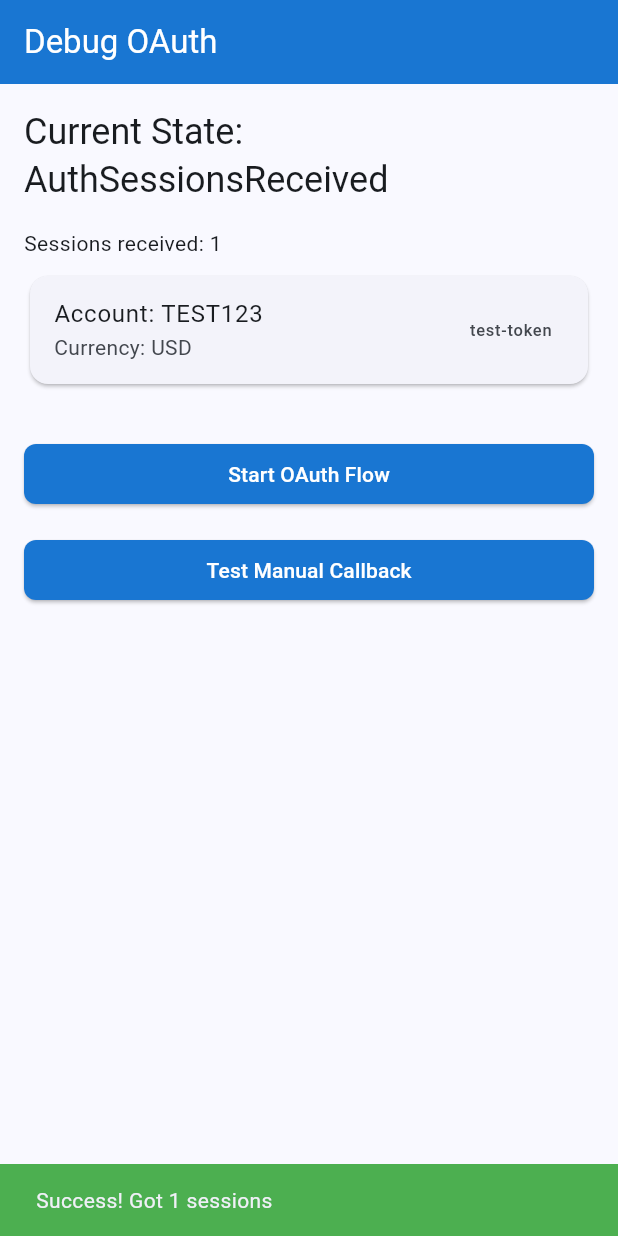
After one commit to gwagsi/wahnkap, a Flutter app: the DebugOAuthPage screen opened by its route, after a tap on "Start OAuth Flow", after a tap on "Test Manual Callback", on a phone screen of 412 x 824 dp. The commit adds this screen. Run offline on Flutter 3.47's test engine with Material 3 defaults, Android fonts, the phone set to English and light mode, and no system bars; our stand-ins replace app_links, dartz, dio, equatable, flutter_bloc, get_it and 3 more; accounts and stored records are empty.

Commit message:
feat: implement complete OAuth flow with deep links and debug tools
- Add comprehensive OAuth service with deep link handling
- Integrate app_links package for proper callback capture
- Configure Android intent filters and iOS URL schemes
- Add detailed debugging with debugPrint throughout OAuth flow
- Fix AuthBloc provider setup in main.dart
- Create debug OAuth page for testing and troubleshooting
- Implement startCompleteOAuthFlow method for end-to-end flow
- Add OAuth integration documentation
- Update repository and use case layers for complete flow
- Add unit tests for OAuth service functionality

Fixes provider not found error and enables proper OAuth callback handling

```diff
--- a/lib/core/navigation/app_router.dart
+++ b/lib/core/navigation/app_router.dart
@@ -1,5 +1,6 @@
 import 'package:flutter/material.dart';
 import 'package:go_router/go_router.dart';
+import '../../debug/debug_oauth_page.dart';
 import '../../features/auth/presentation/pages/welcome_page.dart';
 import '../../features/dashboard/presentation/pages/dashboard_page.dart';
 import 'app_shell.dart';
@@ -11,11 +12,16 @@ class AppRouter {
   static const String tradingBots = '/trading-bots';
   static const String investments = '/investments';
   static const String profile = '/profile';
+  static const String debugOAuth = '/debug-oauth';
 
   static final GoRouter _router = GoRouter(
     initialLocation: welcome,
     routes: [
       GoRoute(path: welcome, builder: (context, state) => const WelcomePage()),
+      GoRoute(
+        path: debugOAuth,
+        builder: (context, state) => const DebugOAuthPage(),
+      ),
       ShellRoute(
         builder: (context, state, child) => AppShell(child: child),
         routes: [
--- /dev/null
+++ b/lib/debug/debug_oauth_page.dart
@@ -0,0 +1,105 @@
+import 'package:flutter/material.dart';
+import 'package:flutter_bloc/flutter_bloc.dart';
+import '../features/auth/presentation/bloc/auth_bloc.dart';
+import '../features/auth/presentation/bloc/auth_event.dart';
+import '../features/auth/presentation/bloc/auth_state.dart';
+
+class DebugOAuthPage extends StatelessWidget {
+  const DebugOAuthPage({super.key});
+
+  @override
+  Widget build(BuildContext context) {
+    return Scaffold(
+      appBar: AppBar(title: const Text('Debug OAuth')),
+      body: BlocConsumer<AuthBloc, AuthState>(
+        listener: (context, state) {
+          if (state is AuthError) {
+            ScaffoldMessenger.of(context).showSnackBar(
+              SnackBar(
+                content: Text('Error: ${state.message}'),
+                backgroundColor: Colors.red,
+              ),
+            );
+          } else if (state is AuthSessionsReceived) {
+            ScaffoldMessenger.of(context).showSnackBar(
+              SnackBar(
+                content: Text('Success! Got ${state.sessions.length} sessions'),
+                backgroundColor: Colors.green,
+              ),
+            );
+          }
+        },
+        builder: (context, state) {
+          return Padding(
+            padding: const EdgeInsets.all(16.0),
+            child: Column(
+              crossAxisAlignment: CrossAxisAlignment.stretch,
+              children: [
+                Text(
+                  'Current State: ${state.runtimeType}',
+                  style: Theme.of(context).textTheme.headlineSmall,
+                ),
+                const SizedBox(height: 16),
+
+                if (state is AuthLoginInProgress)
+                  const Column(
+                    children: [
+                      CircularProgressIndicator(),
+                      SizedBox(height: 16),
+                      Text(
+                        'OAuth in progress... Check your browser and return to the app',
+                      ),
+                    ],
+                  ),
+
+                if (state is AuthSessionsReceived) ...[
+                  Text('Sessions received: ${state.sessions.length}'),
+                  const SizedBox(height: 8),
+                  ...state.sessions.map(
+                    (session) => Card(
+                      child: ListTile(
+                        title: Text('Account: ${session.account}'),
+                        subtitle: Text('Currency: ${session.currency}'),
+                        trailing: Text(
+                          session.token.length > 20
+                              ? '${session.token.substring(0, 20)}...'
+                              : session.token,
+                        ),
+                      ),
+                    ),
+                  ),
+                ],
+
+                const SizedBox(height: 32),
+                ElevatedButton(
+                  onPressed: state is AuthLoginInProgress
+                      ? null
+                      : () {
+                          debugPrint('🔴 User tapped OAuth button');
+                          context.read<AuthBloc>().add(AuthLoginStarted());
+                        },
+                  child: const Text('Start OAuth Flow'),
+                ),
+
+                const SizedBox(height: 16),
+                ElevatedButton(
+                  onPressed: () {
+                    debugPrint('🔴 Manual test deep link');
+                    // Test the deep link parsing manually
+                    context.read<AuthBloc>().add(
+                      AuthOAuthCallbackReceived(
+                        redirectUrl:
+                            'wahnkap://oauth-callback?acct1=TEST123&token1=test-token&cur1=USD',
+                      ),
+                    );
+                  },
+                  child: const Text('Test Manual Callback'),
+                ),
+              ],
+            ),
+          );
+        },
+      ),
+    );
+  }
+}
--- a/lib/features/auth/data/datasources/auth_remote_data_source.dart
+++ b/lib/features/auth/data/datasources/auth_remote_data_source.dart
@@ -5,6 +5,9 @@ abstract class IAuthRemoteDataSource {
   /// Start OAuth authentication flow
   Future<String> startOAuthFlow();
 
+  /// Start complete OAuth flow and wait for callback
+  Future<List<OAuthSession>> startCompleteOAuthFlow();
+
   /// Handle OAuth redirect and extract sessions
   Future<List<OAuthSession>> handleOAuthCallback(String redirectUrl);
 
--- a/lib/features/auth/data/datasources/auth_remote_data_source_impl.dart
+++ b/lib/features/auth/data/datasources/auth_remote_data_source_impl.dart
@@ -1,38 +1,42 @@
 import 'package:injectable/injectable.dart';
-import 'package:url_launcher/url_launcher.dart';
 import '../../../../core/errors/exception.dart';
 import '../../domain/entities/auth_user.dart';
 import '../../domain/entities/oauth_session.dart';
 import '../../domain/entities/deriv_account.dart';
 import 'auth_remote_data_source.dart';
+import '../services/oauth_service.dart';
 
 @Injectable(as: IAuthRemoteDataSource)
 class AuthRemoteDataSourceImpl implements IAuthRemoteDataSource {
-  // TODO: Replace with your actual Deriv App ID from https://api.deriv.com/dashboard
-  static const String _derivAppId = '1089'; // Demo app ID - replace with yours
-  static const String _oauthBaseUrl =
-      'https://oauth.deriv.com/oauth2/authorize';
+  final OAuthService _oauthService;
+
+  const AuthRemoteDataSourceImpl(this._oauthService);
 
   @override
   Future<String> startOAuthFlow() async {
     try {
-      final oauthUrl = '$_oauthBaseUrl?app_id=$_derivAppId';
-
-      final uri = Uri.parse(oauthUrl);
-      if (await canLaunchUrl(uri)) {
-        await launchUrl(uri, mode: LaunchMode.externalApplication);
-        return oauthUrl;
-      } else {
-        throw const ServerException(message: 'Could not launch OAuth URL');
-      }
+      final sessions = await _oauthService.startOAuthFlow();
+      // For backward compatibility, return a success message
+      return 'OAuth flow completed with ${sessions.length} sessions';
     } catch (e) {
       throw ServerException(message: 'Failed to start OAuth flow: $e');
     }
   }
 
   @override
+  Future<List<OAuthSession>> startCompleteOAuthFlow() async {
+    try {
+      return await _oauthService.startOAuthFlow();
+    } catch (e) {
+      throw ServerException(message: 'Failed to complete OAuth flow: $e');
+    }
+  }
+
+  @override
   Future<List<OAuthSession>> handleOAuthCallback(String redirectUrl) async {
     try {
+      // The OAuth service handles the callback automatically during startOAuthFlow
+      // This method can be used for manual callback handling if needed
       final uri = Uri.parse(redirectUrl);
       final queryParams = uri.queryParameters;
 
--- a/lib/features/auth/data/repositories/auth_repository_impl.dart
+++ b/lib/features/auth/data/repositories/auth_repository_impl.dart
@@ -23,6 +23,18 @@ class AuthRepositoryImpl implements IAuthRepository {
     try {
       final result = await remoteDataSource.startOAuthFlow();
       return Right(result);
+    } on ServerException catch (e) {
+      return Left(ServerFailure(message: e.message));
+    } catch (e) {
+      return Left(ServerFailure(message: 'Unexpected error: $e'));
+    }
+  }
+
+  @override
+  Future<Either<Failure, List<OAuthSession>>> startCompleteOAuthFlow() async {
+    try {
+      final sessions = await remoteDataSource.startCompleteOAuthFlow();
+      return Right(sessions);
     } on ServerException catch (e) {
       return Left(ServerFailure(message: e.message));
     } catch (e) {
--- /dev/null
+++ b/lib/features/auth/data/services/oauth_service.dart
@@ -0,0 +1,191 @@
+import 'dart:async';
+import 'package:app_links/app_links.dart';
+import 'package:flutter/foundation.dart';
+import 'package:injectable/injectable.dart';
+import 'package:url_launcher/url_launcher.dart';
+import '../../../../core/errors/exception.dart';
+import '../../domain/entities/oauth_session.dart';
+
+@injectable
+class OAuthService {
+  static const String _derivAppId = '53485'; // Demo app ID - replace with yours
+  static const String _oauthBaseUrl =
+      'https://oauth.deriv.com/oauth2/authorize';
+  static const String _redirectUrl = 'wahnkap://oauth-callback';
+
+  final AppLinks _appLinks = AppLinks();
+  StreamSubscription<Uri>? _linkSubscription;
+  Completer<List<OAuthSession>>? _oauthCompleter;
+
+  /// Start the OAuth flow and wait for the callback
+  Future<List<OAuthSession>> startOAuthFlow() async {
+    try {
+      debugPrint('🔄 Starting OAuth flow...');
+
+      // Set up the OAuth completer
+      _oauthCompleter = Completer<List<OAuthSession>>();
+
+      // Listen for deep links
+      await _setupDeepLinkListener();
+
+      // Build OAuth URL with redirect
+      final oauthUrl =
+          '$_oauthBaseUrl?app_id=$_derivAppId&redirect_uri=${Uri.encodeComponent(_redirectUrl)}';
+
+      debugPrint('🌐 OAuth URL: $oauthUrl');
+      debugPrint('🔗 Redirect URL: $_redirectUrl');
+
+      // Launch OAuth URL
+      final uri = Uri.parse(oauthUrl);
+      if (await canLaunchUrl(uri)) {
+        debugPrint('🚀 Launching OAuth URL in browser...');
+        await launchUrl(uri, mode: LaunchMode.externalApplication);
+        debugPrint('⏳ Waiting for OAuth callback...');
+      } else {
+        debugPrint('❌ Cannot launch OAuth URL: $oauthUrl');
+        throw const ServerException(message: 'Could not launch OAuth URL');
+      }
+
+      // Wait for the callback with a timeout
+      return await _oauthCompleter!.future.timeout(
+        const Duration(minutes: 5),
+        onTimeout: () {
+          throw const ServerException(message: 'OAuth flow timed out');
+        },
+      );
+    } catch (e) {
+      _cleanup();
+      throw ServerException(message: 'Failed to complete OAuth flow: $e');
+    }
+  }
+
+  Future<void> _setupDeepLinkListener() async {
+    try {
+      debugPrint('🔧 Setting up deep link listener...');
+
+      // Cancel existing subscription
+      await _linkSubscription?.cancel();
+
+      // Check for initial link (if app was launched from OAuth)
+      final initialUri = await _appLinks.getInitialLink();
+      debugPrint('🔍 Initial URI: $initialUri');
+
+      if (initialUri != null && _isOAuthCallback(initialUri)) {
+        debugPrint('✅ Found OAuth callback in initial URI');
+        _handleOAuthCallback(initialUri);
+        return;
+      }
+
+      // Listen for new links
+      debugPrint('👂 Setting up URI link stream listener...');
+      _linkSubscription = _appLinks.uriLinkStream.listen(
+        (Uri uri) {
+          debugPrint('📨 Received deep link: $uri');
+          if (_isOAuthCallback(uri)) {
+            debugPrint('✅ OAuth callback detected!');
+            _handleOAuthCallback(uri);
+          } else {
+            debugPrint('❌ Not an OAuth callback: $uri');
+          }
+        },
+        onError: (err) {
+          debugPrint('❌ Deep link stream error: $err');
+          _oauthCompleter?.completeError(
+            ServerException(message: 'Deep link error: $err'),
+          );
+        },
+      );
+
+      debugPrint('✅ Deep link listener setup complete');
+    } catch (e) {
+      debugPrint('❌ Failed to set up deep link listener: $e');
+      throw ServerException(message: 'Failed to set up deep link listener: $e');
+    }
+  }
+
+  bool _isOAuthCallback(Uri uri) {
+    final isCallback = uri.scheme == 'wahnkap' && uri.host == 'oauth-callback';
+    debugPrint(
+      '🔍 Checking if OAuth callback - Scheme: ${uri.scheme}, Host: ${uri.host}, IsCallback: $isCallback',
+    );
+    return isCallback;
+  }
+
+  void _handleOAuthCallback(Uri uri) {
+    try {
+      debugPrint('🎯 Processing OAuth callback: $uri');
+      debugPrint('📋 Query parameters: ${uri.queryParameters}');
+
+      final sessions = _parseOAuthSessions(uri);
+      debugPrint('📊 Parsed ${sessions.length} OAuth sessions');
+
+      if (sessions.isNotEmpty) {
+        for (int i = 0; i < sessions.length; i++) {
+          debugPrint(
+            '💼 Session ${i + 1}: ${sessions[i].account} (${sessions[i].currency})',
+          );
+        }
+        debugPrint('✅ Completing OAuth flow with sessions');
+        _oauthCompleter?.complete(sessions);
+      } else {
+        debugPrint('❌ No valid sessions found in OAuth callback');
+        _oauthCompleter?.completeError(
+          const ServerException(
+            message: 'No valid sessions found in OAuth callback',
+          ),
+        );
+      }
+    } catch (e) {
+      debugPrint('❌ Error handling OAuth callback: $e');
+      _oauthCompleter?.completeError(
+        ServerException(message: 'Failed to parse OAuth callback: $e'),
+      );
+    } finally {
+      _cleanup();
+    }
+  }
+
+  List<OAuthSession> _parseOAuthSessions(Uri uri) {
+    final sessions = <OAuthSession>[];
+    final queryParams = uri.queryParameters;
+
+    debugPrint('🔧 Parsing OAuth sessions from query parameters...');
+    debugPrint('📋 Available parameters: ${queryParams.keys.toList()}');
+
+    // Parse account sessions from query parameters
+    int accountIndex = 1;
+    while (queryParams.containsKey('acct$accountIndex')) {
+      final account = queryParams['acct$accountIndex'];
+      final token = queryParams['token$accountIndex'];
+      final currency = queryParams['cur$accountIndex'];
+
+      debugPrint(
+        '🔍 Account $accountIndex - acct: $account, token: ${token?.substring(0, 10)}..., cur: $currency',
+      );
+
+      if (account != null && token != null && currency != null) {
+        sessions.add(
+          OAuthSession(account: account, token: token, currency: currency),
+        );
+        debugPrint('✅ Added session for account: $account');
+      } else {
+        debugPrint('❌ Incomplete session data for account $accountIndex');
+      }
+
+      accountIndex++;
+    }
+
+    debugPrint('📊 Total sessions parsed: ${sessions.length}');
+    return sessions;
+  }
+
+  void _cleanup() {
+    _linkSubscription?.cancel();
+    _linkSubscription = null;
+    _oauthCompleter = null;
+  }
+
+  void dispose() {
+    _cleanup();
+  }
+}
--- a/lib/features/auth/domain/repositories/i_auth_repository.dart
+++ b/lib/features/auth/domain/repositories/i_auth_repository.dart
@@ -6,6 +6,9 @@ import '../entities/oauth_session.dart';
 abstract class IAuthRepository {
   /// Start OAuth authentication flow
   Future<Either<Failure, String>> startOAuthFlow();
+
+  /// Start complete OAuth flow and wait for callback
+  Future<Either<Failure, List<OAuthSession>>> startCompleteOAuthFlow();
 
   /// Handle OAuth redirect and extract sessions
   Future<Either<Failure, List<OAuthSession>>> handleOAuthCallback(
--- a/lib/features/auth/domain/usecases/start_oauth_flow.dart
+++ b/lib/features/auth/domain/usecases/start_oauth_flow.dart
@@ -1,17 +1,20 @@
 import 'package:dartz/dartz.dart';
+import 'package:flutter/foundation.dart';
 import 'package:injectable/injectable.dart';
 import '../../../../core/errors/failure.dart';
 import '../../../../core/usecases/usecase.dart';
+import '../entities/oauth_session.dart';
 import '../repositories/i_auth_repository.dart';
 
 @injectable
-class StartOAuthFlow implements UseCase<String, NoParams> {
+class StartOAuthFlow implements UseCase<List<OAuthSession>, NoParams> {
   final IAuthRepository repository;
 
   StartOAuthFlow(this.repository);
 
   @override
-  Future<Either<Failure, String>> call(NoParams params) async {
-    return await repository.startOAuthFlow();
+  Future<Either<Failure, List<OAuthSession>>> call(NoParams params) async {
+    debugPrint('🚀 UseCase: Starting complete OAuth flow...');
+    return await repository.startCompleteOAuthFlow();
   }
 }
--- a/lib/features/auth/presentation/bloc/auth_bloc.dart
+++ b/lib/features/auth/presentation/bloc/auth_bloc.dart
@@ -1,3 +1,4 @@
+import 'package:flutter/foundation.dart';
 import 'package:flutter_bloc/flutter_bloc.dart';
 import 'package:injectable/injectable.dart';
 import '../../../../core/usecases/usecase.dart';
@@ -48,22 +49,32 @@ class AuthBloc extends Bloc<AuthEvent, AuthState> {
     AuthLoginStarted event,
     Emitter<AuthState> emit,
   ) async {
+    debugPrint('🔐 AuthBloc: Starting OAuth login...');
     emit(AuthLoginInProgress());
 
     final result = await _startOAuthFlow(NoParams());
 
-    result.fold((failure) => emit(AuthError(message: failure.message)), (
-      oauthUrl,
-    ) {
-      // The OAuth URL has been launched
-      // We'll wait for the callback through AuthLoginCompleted
-    });
+    result.fold(
+      (failure) {
+        debugPrint('❌ AuthBloc: OAuth flow failed - ${failure.message}');
+        emit(AuthError(message: failure.message));
+      },
+      (sessions) {
+        debugPrint(
+          '✅ AuthBloc: OAuth flow completed with ${sessions.length} sessions',
+        );
+        emit(AuthSessionsReceived(sessions: sessions));
+      },
+    );
   }
 
   Future<void> _onAuthLoginCompleted(
     AuthLoginCompleted event,
     Emitter<AuthState> emit,
   ) async {
+    debugPrint(
+      '✅ AuthBloc: Login completed with ${event.sessions.length} sessions',
+    );
     emit(AuthSessionsReceived(sessions: event.sessions));
   }
 
@@ -71,6 +82,7 @@ class AuthBloc extends Bloc<AuthEvent, AuthState> {
     AuthOAuthCallbackReceived event,
     Emitter<AuthState> emit,
   ) async {
+    debugPrint('📨 AuthBloc: OAuth callback received - ${event.redirectUrl}');
     emit(AuthLoading());
 
     final result = await _handleOAuthCallback(
@@ -78,8 +90,16 @@ class AuthBloc extends Bloc<AuthEvent, AuthState> {
     );
 
     result.fold(
-      (failure) => emit(AuthError(message: failure.message)),
-      (sessions) => emit(AuthSessionsReceived(sessions: sessions)),
+      (failure) {
+        debugPrint('❌ AuthBloc: OAuth callback failed - ${failure.message}');
+        emit(AuthError(message: failure.message));
+      },
+      (sessions) {
+        debugPrint(
+          '✅ AuthBloc: OAuth callback succeeded with ${sessions.length} sessions',
+        );
+        emit(AuthSessionsReceived(sessions: sessions));
+      },
     );
   }
 
--- a/lib/features/auth/presentation/pages/welcome_page.dart
+++ b/lib/features/auth/presentation/pages/welcome_page.dart
@@ -136,6 +136,16 @@ class WelcomePage extends StatelessWidget {
                       },
                       child: const Text('Learn More'),
                     ),
+                    const SizedBox(height: 8),
+                    TextButton(
+                      onPressed: () {
+                        context.go('/debug-oauth');
+                      },
+                      child: const Text(
+                        'Debug OAuth',
+                        style: TextStyle(color: Colors.red),
+                      ),
+                    ),
                   ],
                 ),
               ),
--- a/pubspec.yaml
+++ b/pubspec.yaml
@@ -58,6 +58,9 @@ dependencies:
 
   # URL Launcher for OAuth
   url_launcher: ^6.2.6
+
+  # Deep linking for OAuth callback
+  app_links: ^6.3.2
 
   # WebView for OAuth flow
   webview_flutter: ^4.8.0
```
Also changed, not shown: lib/core/app_links_handler.dart (added, +52 -0 lines), lib/core/services/deep_link_service.dart (added, +44 -0 lines), lib/main.dart (+11 -1 lines), lib/core/di/injection.config.dart, pubspec.lock, 10 other files.
